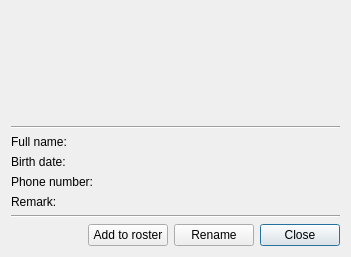
Qt form src/plugins/vcard/simplevcarddialog.ui (silvansky/Contacts) before a commit.
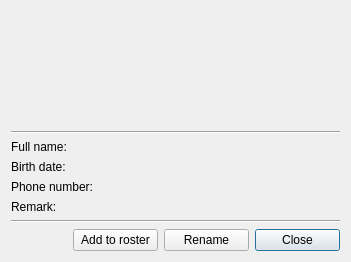
The same form after that commit.

Commit message: Мелкие правки дизайна.

Diff of the .ui file:
```diff
--- a/src/plugins/vcard/simplevcarddialog.ui
+++ b/src/plugins/vcard/simplevcarddialog.ui
@@ -7,7 +7,7 @@
     <x>0</x>
     <y>0</y>
     <width>351</width>
-    <height>253</height>
+    <height>260</height>
    </rect>
   </property>
   <property name="windowTitle">
@@ -15,7 +15,7 @@
   </property>
   <layout class="QVBoxLayout" name="verticalLayout_2">
    <property name="topMargin">
-    <number>20</number>
+    <number>25</number>
    </property>
    <item>
     <layout class="QHBoxLayout" name="rosterInfoLayout" stretch="1,0,0">
@@ -219,6 +219,12 @@
      </item>
      <item>
       <widget class="QPushButton" name="addToRosterButton">
+       <property name="minimumSize">
+        <size>
+         <width>85</width>
+         <height>0</height>
+        </size>
+       </property>
        <property name="text">
         <string>Add to roster</string>
        </property>
@@ -229,6 +235,12 @@
      </item>
      <item>
       <widget class="QPushButton" name="renameButton">
+       <property name="minimumSize">
+        <size>
+         <width>85</width>
+         <height>0</height>
+        </size>
+       </property>
        <property name="text">
         <string>Rename</string>
        </property>
@@ -239,6 +251,12 @@
      </item>
      <item>
       <widget class="QPushButton" name="closeButton">
+       <property name="minimumSize">
+        <size>
+         <width>85</width>
+         <height>0</height>
+        </size>
+       </property>
        <property name="text">
         <string>Close</string>
        </property>
```
The commit also changes 2 other files.
